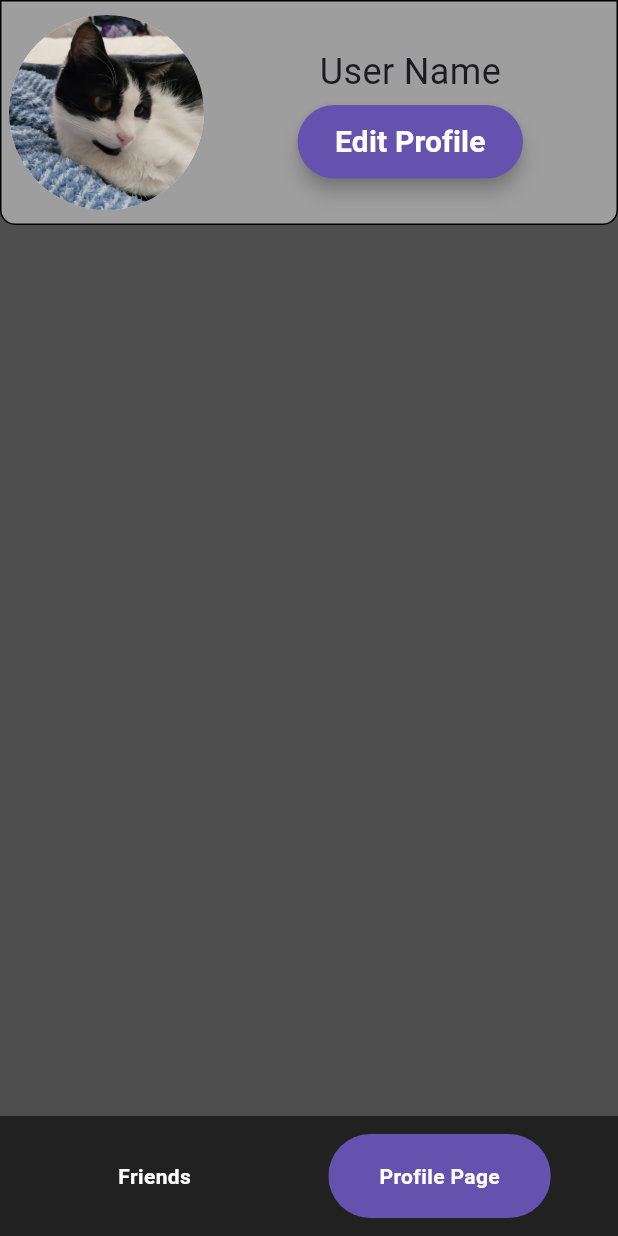
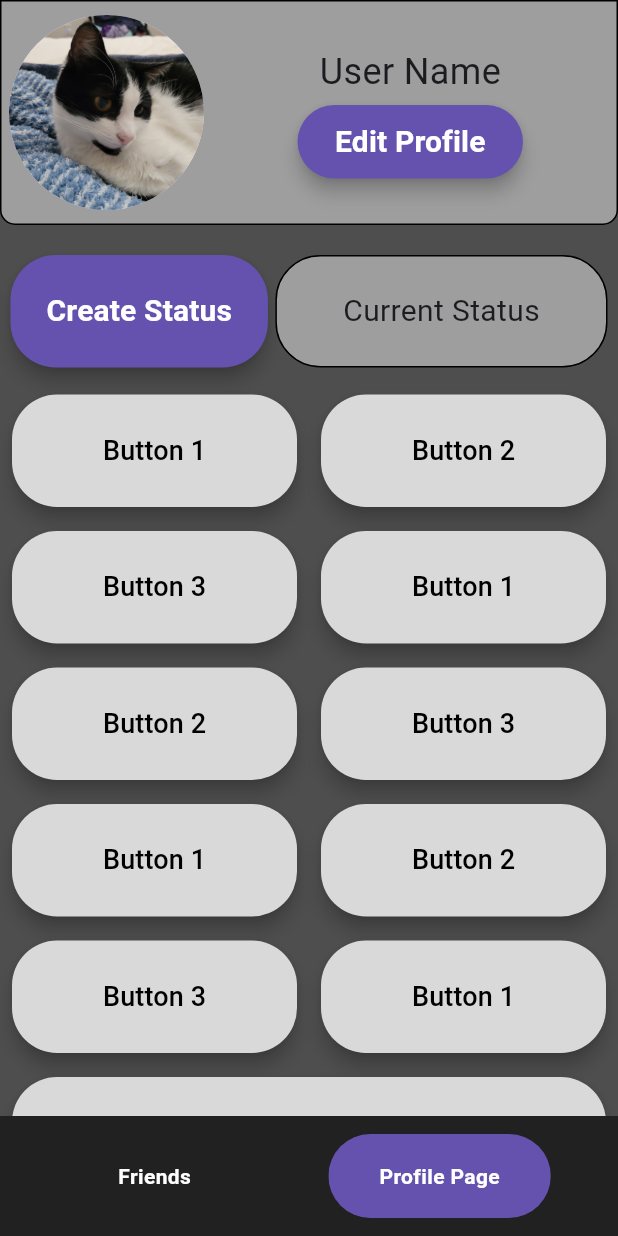
Before and after one commit to OJ101003/flutter-project, a Flutter app: the screen it shows after launch, after a tap on "Profile Page", on a phone screen of 412 x 824 dp. Run offline on Flutter 3.47's test engine with Material 3 defaults, Android fonts, the phone set to English and light mode, and no system bars.

Commit message:
Added status buttons

```diff
--- a/lib/main.dart
+++ b/lib/main.dart
@@ -30,6 +30,7 @@ class MyHomePage extends StatefulWidget {
 }
 
 class _MyHomePageState extends State<MyHomePage> {
+
   var selectedIndex = 0;
 
   @override
--- a/lib/profile_page.dart
+++ b/lib/profile_page.dart
@@ -8,6 +8,22 @@ class ProfilePage extends StatefulWidget {
 }
 
 class _ProfilePageState extends State<ProfilePage> {
+  var currentStatus = "Current Status";
+  final List<String> buttonLabels = [
+    'Button 1',
+    'Button 2',
+    'Button 3',
+    'Button 1',
+    'Button 2',
+    'Button 3',
+    'Button 1',
+    'Button 2',
+    'Button 3',
+    'Button 1',
+    'Button 2',
+    // Add as many button labels as you need
+  ];
+
   @override
   Widget build(BuildContext context) {
     return Column(
@@ -47,14 +63,21 @@ class _ProfilePageState extends State<ProfilePage> {
                         // Handle the button press
                       },
                       style: ElevatedButton.styleFrom(
-                        backgroundColor: const Color(0xFF6452AE), // Button background color
-                        foregroundColor: Colors.white, // Text color
-                        elevation: 5, // Button shadow elevation
+                        backgroundColor: const Color(0xFF6452AE),
+                        // Button background color
+                        foregroundColor: Colors.white,
+                        // Text color
+                        elevation: 5,
+                        // Button shadow elevation
                         shape: RoundedRectangleBorder(
-                          borderRadius: BorderRadius.circular(30), // Rounded shape
+                          borderRadius:
+                              BorderRadius.circular(30), // Rounded shape
                         ),
-                        minimumSize: const Size(150, 40), // Set the button's minimum size
-                        padding: const EdgeInsets.symmetric(horizontal: 25, vertical: 10), // Inner padding of the button
+                        minimumSize: const Size(150, 40),
+                        // Set the button's minimum size
+                        padding: const EdgeInsets.symmetric(
+                            horizontal: 25,
+                            vertical: 10), // Inner padding of the button
                       ),
                       child: const Text(
                         'Edit Profile',
@@ -70,12 +93,128 @@ class _ProfilePageState extends State<ProfilePage> {
             ],
           ),
         ), // Top part with pfp, username, and edit profile button
-        const Row(), // Row with create status and current status
+        Container(
+          margin: const EdgeInsets.only(top: 20, left: 7, right: 7, bottom: 10),
+          child: Row(
+            children: [
+              ElevatedButton(
+                onPressed: () {
+                  // Handle the button press
+                },
+                style: ElevatedButton.styleFrom(
+                  backgroundColor: const Color(0xFF6452AE),
+                  // Button background color
+                  foregroundColor: Colors.white,
+                  // Text color
+                  elevation: 5,
+                  // Button shadow elevation
+                  shape: RoundedRectangleBorder(
+                    borderRadius: BorderRadius.circular(30), // Rounded shape
+                  ),
+                  minimumSize: const Size(140, 75),
+                  // Set the button's minimum size
+                  // Inner padding of the button
+                ),
+                child: const Text(
+                  'Create Status',
+                  style: TextStyle(
+                    fontSize: 20, // Set the font size
+                    fontWeight: FontWeight.bold, // Set the font weight
+                  ),
+                ),
+              ),
+              Expanded(
+                child: Container(
+                  margin: const EdgeInsets.only(left: 5),
+                  height: 75,
+                  decoration: BoxDecoration(
+                    color: Colors.grey,
+                    border: Border.all(color: Colors.black),
+                    borderRadius: const BorderRadius.all(Radius.circular(30)),
+                  ),
+                  child: Center(
+                    child: Text(
+                      currentStatus,
+                      style: const TextStyle(fontSize: 20),
+                    ),
+                  ),
+                ),
+              ),
+            ],
+          ),
+        ), // Row with create status and current status
         Expanded(
-            child: ListView(
-                // This is where the list of all the buttons will go, each button row will be it's own widget
-                ))
+          child: ListView.builder(
+            itemCount: (buttonLabels.length / 2).ceil(),
+            // Calculate the number of rows needed
+            itemBuilder: (context, index) {
+              int firstButtonIndex = index * 2;
+              List<Widget> rowChildren = [
+                CustomButton(
+                  label: buttonLabels[firstButtonIndex],
+                  onPressed: () {
+                    setState(() {
+                      currentStatus = buttonLabels[firstButtonIndex];
+                    });
+                  },
+                ),
+              ];
+
+              int secondButtonIndex = firstButtonIndex + 1;
+              if (secondButtonIndex < buttonLabels.length) {
+                rowChildren.add(
+                  CustomButton(
+                    label: buttonLabels[secondButtonIndex],
+                    onPressed: () {
+                      setState(() {
+                        currentStatus = buttonLabels[secondButtonIndex];
+                      });
+                    },
+                  ),
+                );
+              }
+
+              return Row(children: rowChildren);
+            },
+          ),
+        )
       ],
     );
   }
 }
+
+class CustomButton extends StatelessWidget {
+  final String label;
+  final VoidCallback onPressed;
+
+  const CustomButton({
+    Key? key,
+    required this.label,
+    required this.onPressed,
+  }) : super(key: key);
+
+  @override
+  Widget build(BuildContext context) {
+    return Expanded(
+      child: Padding(
+        padding: const EdgeInsets.all(8.0),
+        child: ElevatedButton(
+          onPressed: onPressed,
+          style: ElevatedButton.styleFrom(
+            backgroundColor: const Color(0xFFD9D9D9), // Button background color
+            foregroundColor: Colors.white, // Text color
+            elevation: 5, // Button shadow elevation
+            shape: RoundedRectangleBorder(
+              borderRadius: BorderRadius.circular(30), // Rounded shape
+            ),
+            minimumSize: const Size(140, 75), // Set the button's minimum size
+          ),
+          child: Text(
+            label,
+            style: const TextStyle(color: Colors.black, fontSize: 18),
+          ),
+        ),
+      ),
+    );
+  }
+}
```
Also changed, not shown: lib/create_status.dart (added).
